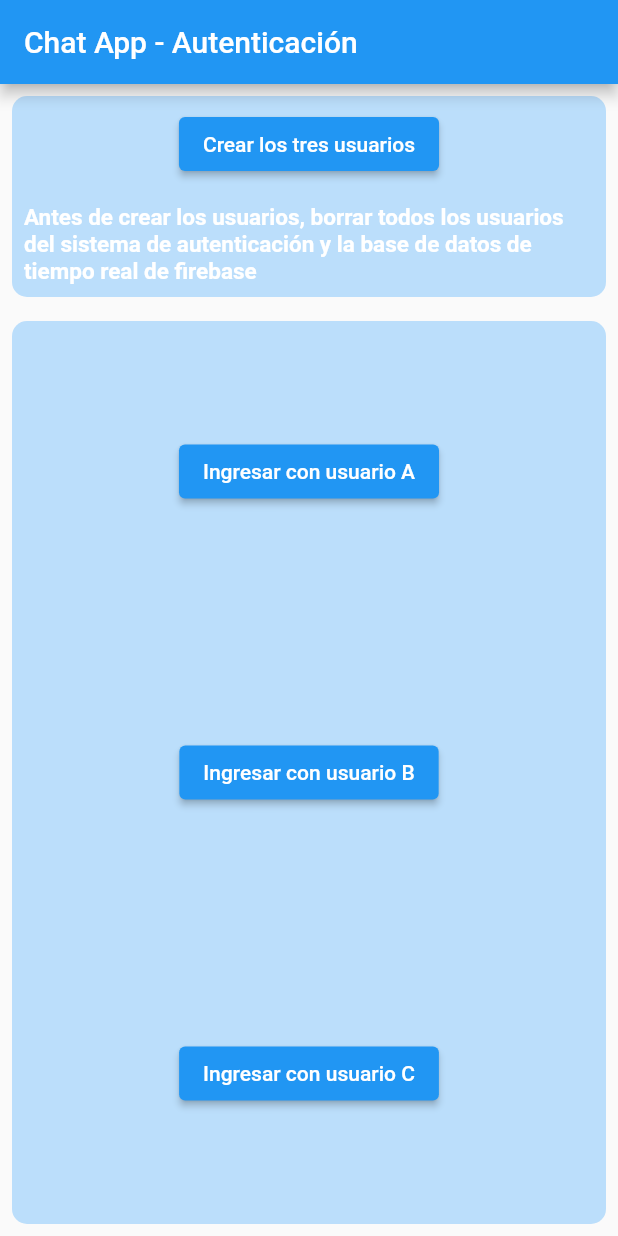
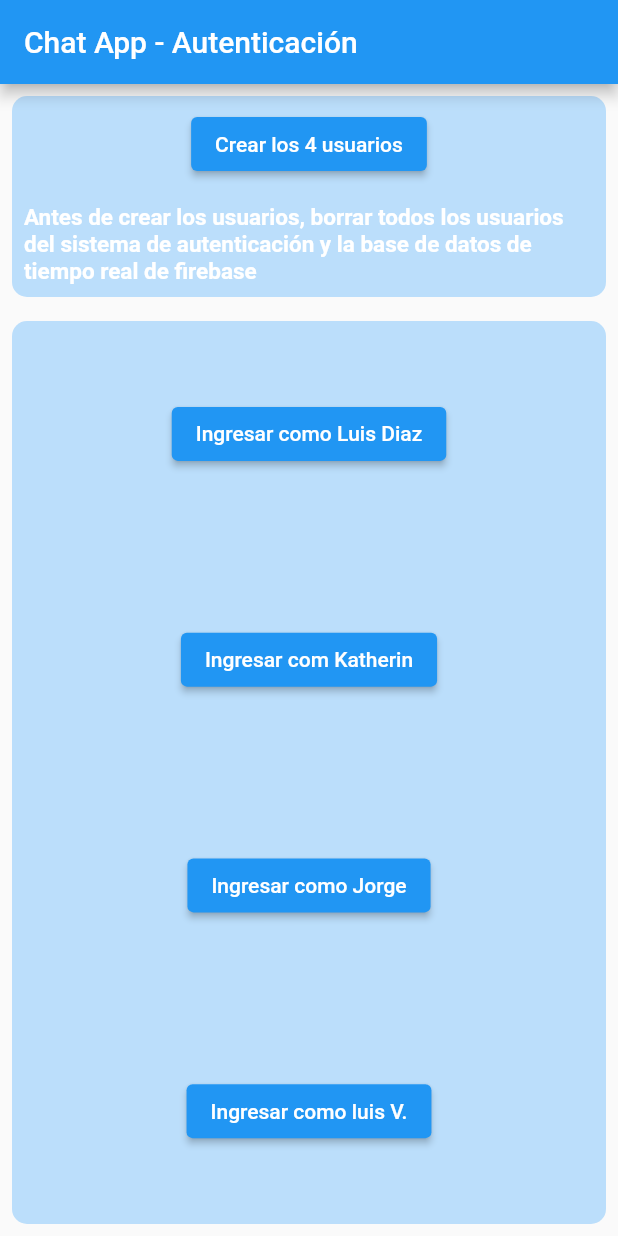
Before and after one commit to villeraluis/reto3-mintic, a Flutter app: the screen it shows after launch, on a phone screen of 412 x 824 dp. Run offline on Flutter 3.47's test engine with Material 2 defaults, Android fonts, the phone set to English and light mode, and no system bars; our stand-ins replace firebase_auth, firebase_core, firebase_database, get, loggy; accounts and stored records are empty.

Commit message:
adición de nombres

```diff
--- a/lib/ui/controllers/authentication_controller.dart
+++ b/lib/ui/controllers/authentication_controller.dart
@@ -54,7 +54,8 @@ class AuthenticationController extends GetxController {
   }
 
   String userEmail() {
-    String email = FirebaseAuth.instance.currentUser!.email ?? "a@a.com";
+    String email =
+        FirebaseAuth.instance.currentUser!.email ?? "luisdiaz@mintic.com";
     return email;
   }
 
--- a/lib/ui/controllers/chat_controller.dart
+++ b/lib/ui/controllers/chat_controller.dart
@@ -31,9 +31,6 @@ class ChatController extends GetxController {
 
     String chatKey = getChatKey(authenticationController.getUid(), uidUser);
 
-
-
-
     // TODO
     // newEntryStreamSubscription = databaseReference - child msg - child chatKey - listen
     newEntryStreamSubscription = databaseReference
@@ -42,7 +39,6 @@ class ChatController extends GetxController {
         .onChildAdded
         .listen((event) {
       _onEntryAdded(event);
-
     });
 
     // TODO
@@ -130,11 +126,20 @@ class ChatController extends GetxController {
   void initializeChats() {
     UserController userController = Get.find();
     List<AppUser> users = userController.allUsers();
-    createChat(users[0].uid, users[1].uid, users[0].uid, "Hola B, soy A");
-    createChat(users[1].uid, users[0].uid, users[1].uid, "Hola A, cómo estás?");
-    createChat(users[0].uid, users[2].uid, users[0].uid, "Hola C, soy A");
-    createChat(users[0].uid, users[2].uid, users[2].uid, "Hola A, Cómo estás?");
-    createChat(users[1].uid, users[2].uid, users[1].uid, "Hola C, soy B");
-    createChat(users[2].uid, users[1].uid, users[2].uid, "Todo bien B");
+    createChat(users[0].uid, users[1].uid, users[0].uid,
+        "Hola katherin, soy Luis Diaz");
+    createChat(users[1].uid, users[0].uid, users[1].uid,
+        "Hola Luis Diaz, cómo estás?");
+    createChat(
+        users[0].uid, users[2].uid, users[0].uid, "Hola Jorge, soy Luis Diaz");
+    createChat(users[0].uid, users[2].uid, users[2].uid,
+        "Hola Luis Diaz, Cómo estás?");
+    createChat(
+        users[1].uid, users[2].uid, users[1].uid, "Hola Jorge, soy Katherin");
+    createChat(users[2].uid, users[1].uid, users[2].uid, "Todo bien Katherin");
+    createChat(users[2].uid, users[3].uid, users[2].uid,
+        "Bienvenido Luis Villera, soy Jorge");
+    createChat(users[3].uid, users[2].uid, users[3].uid,
+        "Gracias Jorge, soy de Monteria");
   }
 }
--- a/lib/ui/pages/authentication_page.dart
+++ b/lib/ui/pages/authentication_page.dart
@@ -12,9 +12,10 @@ class AuthenticationPage extends StatelessWidget {
 
   void signIn() async {
     // aquí creamos los tres usuarios
-    await authenticationController.signup('a@a.com', '123456');
-    await authenticationController.signup('b@b.com', '123456');
-    await authenticationController.signup('c@c.com', '123456');
+    await authenticationController.signup('luisdiaz@mintic.com', '123456');
+    await authenticationController.signup('katherinreyes@mintic.com', '123456');
+    await authenticationController.signup('jorge@mintic.com', '123456');
+    await authenticationController.signup('luisvillera@mintic.com', '123456');
   }
 
   void login(String user) {
@@ -43,7 +44,7 @@ class AuthenticationPage extends StatelessWidget {
                         padding: const EdgeInsets.all(8.0),
                         child: ElevatedButton(
                           onPressed: signIn,
-                          child: const Text("Crear los tres usuarios"),
+                          child: const Text("Crear los 4 usuarios"),
                         ),
                       ),
                       const Padding(
@@ -72,14 +73,19 @@ class AuthenticationPage extends StatelessWidget {
                           mainAxisAlignment: MainAxisAlignment.spaceAround,
                           children: [
                             ElevatedButton(
-                                onPressed: () => login('a@a.com'),
-                                child: const Text("Ingresar con usuario A")),
+                                onPressed: () => login('luisdiaz@mintic.com'),
+                                child: const Text("Ingresar como Luis Diaz")),
                             ElevatedButton(
-                                onPressed: () => login('b@b.com'),
-                                child: const Text("Ingresar con usuario B")),
+                                onPressed: () =>
+                                    login('katherinreyes@mintic.com'),
+                                child: const Text("Ingresar com Katherin")),
                             ElevatedButton(
-                                onPressed: () => login('c@c.com'),
-                                child: const Text("Ingresar con usuario C")),
+                                onPressed: () => login('jorge@mintic.com'),
+                                child: const Text("Ingresar como Jorge")),
+                            ElevatedButton(
+                                onPressed: () =>
+                                    login('luisvillera@mintic.com'),
+                                child: const Text("Ingresar como luis V.")),
                           ]),
                     ),
                   ),
```
